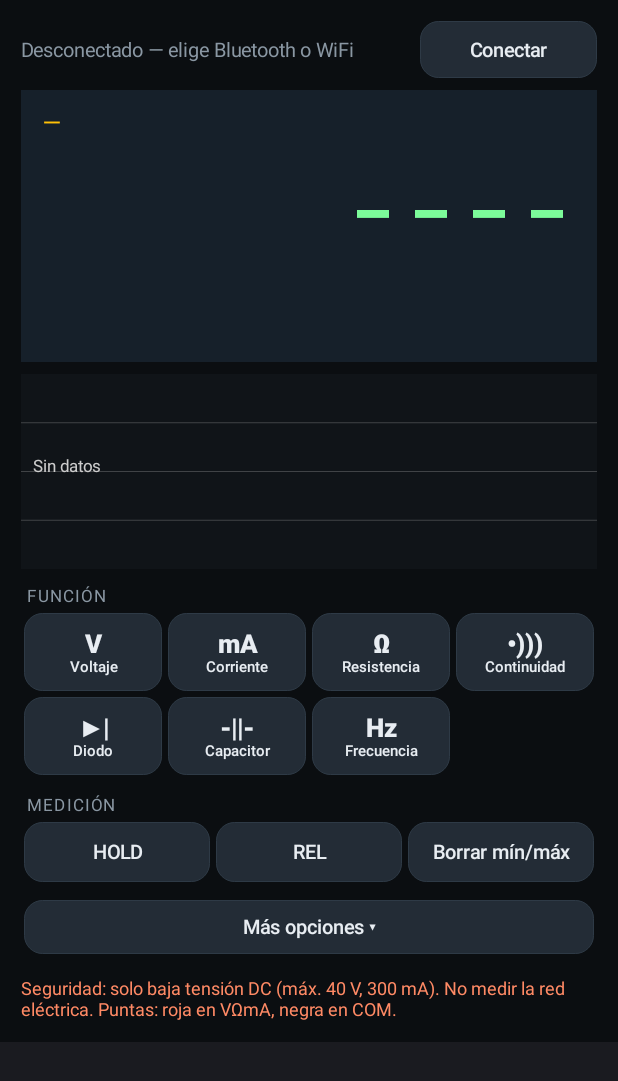
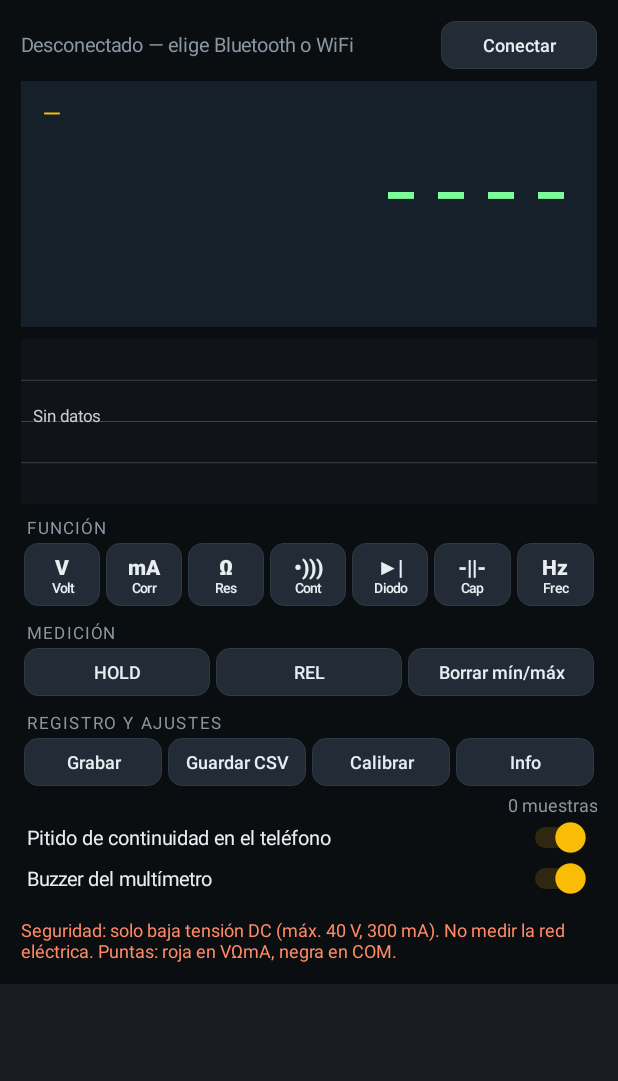
Before and after one commit to Degnanf82/UTILITY-V1.0, an Android app: the screen it shows after launch (MainActivity), on a phone screen of 412 x 824 dp. Shown: the top 1081 px of the screen. Run offline under Robolectric (Android 15) with nearby library versions, the phone set to English and light mode, and no system bars.

Commit message:
App v1.5: botones compactos y todas las opciones siempre visibles
Co-Authored-By: Claude Opus 5.5 <noreply@anthropic.com>
Claude-Session: https://claude.ai/code/session_014fSDhTTo6Gisu8fs886gd8

```diff
--- a/multimetro-esp32/android/app/build.gradle.kts
+++ b/multimetro-esp32/android/app/build.gradle.kts
@@ -13,8 +13,8 @@ android {
         applicationId = "com.degnanf.multimetro"
         minSdk = 24
         targetSdk = 35
-        versionCode = 5
-        versionName = "1.4"
+        versionCode = 6
+        versionName = "1.5"
     }
 
     buildTypes {
--- a/multimetro-esp32/android/app/src/main/java/com/degnanf/multimetro/MainActivity.kt
+++ b/multimetro-esp32/android/app/src/main/java/com/degnanf/multimetro/MainActivity.kt
@@ -52,13 +52,13 @@ class MainActivity : Activity(), LinkListener {
 
     // Cuadricula de 4 columnas x 2 filas (la ultima celda queda libre).
     private val modes = listOf(
-        ModeInfo("DCV", "Voltaje DC", "V", "Voltaje"),
-        ModeInfo("DCA", "Corriente mA", "mA", "Corriente"),
-        ModeInfo("OHM", "Resistencia", "Ω", "Resistencia"),
-        ModeInfo("CONT", "Continuidad", "•)))", "Continuidad"),
+        ModeInfo("DCV", "Voltaje DC", "V", "Volt"),
+        ModeInfo("DCA", "Corriente mA", "mA", "Corr"),
+        ModeInfo("OHM", "Resistencia", "Ω", "Res"),
+        ModeInfo("CONT", "Continuidad", "•)))", "Cont"),
         ModeInfo("DIODE", "Diodo", "▶|", "Diodo"),
-        ModeInfo("CAP", "Capacitor", "-||-", "Capacitor"),
-        ModeInfo("FREQ", "Frecuencia", "Hz", "Frecuencia"),
+        ModeInfo("CAP", "Capacitor", "-||-", "Cap"),
+        ModeInfo("FREQ", "Frecuencia", "Hz", "Frec"),
     )
 
     private object Pal {
@@ -133,7 +133,7 @@ class MainActivity : Activity(), LinkListener {
             orientation = LinearLayout.HORIZONTAL
             gravity = Gravity.CENTER_VERTICAL
             addView(status, LinearLayout.LayoutParams(0, ViewGroup.LayoutParams.WRAP_CONTENT, 1f))
-            addView(btnConn, LinearLayout.LayoutParams(px(118), px(38)).apply { leftMargin = px(8) })
+            addView(btnConn, LinearLayout.LayoutParams(px(104), px(32)).apply { leftMargin = px(8) })
         })
 
         // Pantalla
@@ -148,11 +148,11 @@ class MainActivity : Activity(), LinkListener {
             addView(modeLabel, LinearLayout.LayoutParams(0, ViewGroup.LayoutParams.WRAP_CONTENT, 1f))
             addView(flags)
         })
-        value = text("----", 64f, Color.parseColor("#7CFC9A")).apply {
+        value = text("----", 56f, Color.parseColor("#7CFC9A")).apply {
             typeface = Typeface.MONOSPACE
             gravity = Gravity.END
         }
-        unit = text("", 26f, Color.parseColor("#7CFC9A")).apply { gravity = Gravity.END }
+        unit = text("", 22f, Color.parseColor("#7CFC9A")).apply { gravity = Gravity.END }
         stats = text("", 13f, Color.LTGRAY)
         screen.addView(value)
         screen.addView(unit)
@@ -160,14 +160,14 @@ class MainActivity : Activity(), LinkListener {
         root.addView(screen, lp(top = 8))
 
         graph = GraphView(this)
-        root.addView(graph, LinearLayout.LayoutParams(ViewGroup.LayoutParams.MATCH_PARENT, px(130)).apply {
+        root.addView(graph, LinearLayout.LayoutParams(ViewGroup.LayoutParams.MATCH_PARENT, px(110)).apply {
             topMargin = px(8)
         })
 
         // Funciones: 4 columnas, mismo tamano
         root.addView(section("Función"))
         val tiles = modes.map { m -> modeTile(m).also { modeButtons[m.code] = it } }
-        root.addView(grid(4, tiles, height = 52))
+        root.addView(grid(7, tiles, height = 42))
 
         // Medicion
         root.addView(section("Medición"))
@@ -175,24 +175,15 @@ class MainActivity : Activity(), LinkListener {
         btnRel = button("REL") { sendCmd("REL") }
         root.addView(grid(3, listOf(btnHold, btnRel, button("Borrar mín/máx") { sendCmd("RESET"); graph.clear() })))
 
-        // Opciones menos usadas: ocultas detras de un solo boton
-        val more = LinearLayout(this).apply { orientation = LinearLayout.VERTICAL; visibility = View.GONE }
-        val btnMore = button("Más opciones ▾") {}
-        btnMore.setOnClickListener {
-            val show = more.visibility != View.VISIBLE
-            more.visibility = if (show) View.VISIBLE else View.GONE
-            btnMore.text = if (show) "Menos opciones ▴" else "Más opciones ▾"
-        }
-        root.addView(grid(1, listOf(btnMore), height = 36), lp(top = 8))
-        more.addView(section("Registro"))
+        // Registro y ajustes: siempre visibles, en una sola fila compacta
+        root.addView(section("Registro y ajustes"))
         btnRec = button("Grabar") { toggleRecording() }
-        recInfo = text("0 muestras", 13f, Pal.muted).apply { gravity = Gravity.CENTER }
-        more.addView(grid(3, listOf(btnRec, button("Guardar CSV") { saveCsv() }, recInfo)))
-        more.addView(section("Ajustes"))
-        more.addView(grid(2, listOf(button("Calibrar") { calibrateDialog() }, button("Info equipo") { infoDialog() })))
-        more.addView(switchRow("Pitido de continuidad en el teléfono") { phoneBeep = it }, lp(top = 4))
-        more.addView(switchRow("Buzzer del multímetro") { sendCmd("BEEP ${if (it) 1 else 0}") })
-        root.addView(more)
+        recInfo = text("0 muestras", 12f, Pal.muted).apply { gravity = Gravity.END }
+        root.addView(grid(4, listOf(btnRec, button("Guardar CSV") { saveCsv() },
+            button("Calibrar") { calibrateDialog() }, button("Info") { infoDialog() })))
+        root.addView(recInfo, lp(top = 2))
+        root.addView(switchRow("Pitido de continuidad en el teléfono") { phoneBeep = it })
+        root.addView(switchRow("Buzzer del multímetro") { sendCmd("BEEP ${if (it) 1 else 0}") })
         root.addView(text(
             "Seguridad: solo baja tensión DC (máx. 40 V, 300 mA). No medir la red eléctrica. " +
                 "Puntas: roja en VΩmA, negra en COM.",
@@ -213,7 +204,7 @@ class MainActivity : Activity(), LinkListener {
     }
 
     private fun shape(fill: Int, stroke: Int, width: Int = 1) = GradientDrawable().apply {
-        cornerRadius = 12 * dp
+        cornerRadius = 9 * dp
         setColor(fill)
         setStroke((width * dp).toInt().coerceAtLeast(1), stroke)
     }
@@ -230,10 +221,10 @@ class MainActivity : Activity(), LinkListener {
     private fun button(label: String, onClick: () -> Unit) = Button(this).apply {
         text = label
         isAllCaps = false
-        textSize = 13f
+        textSize = 12f
         maxLines = 1
         minWidth = 0; minimumWidth = 0; minHeight = 0; minimumHeight = 0
-        setPadding(px(6), 0, px(6), 0)
+        setPadding(px(2), 0, px(2), 0)
         stateListAnimator = null
         styleButton(this)
         setOnClickListener { onClick() }
@@ -243,16 +234,16 @@ class MainActivity : Activity(), LinkListener {
     private fun modeTile(m: ModeInfo): Button = button("") { selectMode(m.code) }.apply {
         maxLines = 2
         val sb = SpannableStringBuilder()
-        sb.append(m.symbol, AbsoluteSizeSpan(17, true), Spanned.SPAN_EXCLUSIVE_EXCLUSIVE)
+        sb.append(m.symbol, AbsoluteSizeSpan(14, true), Spanned.SPAN_EXCLUSIVE_EXCLUSIVE)
         sb.setSpan(StyleSpan(Typeface.BOLD), 0, m.symbol.length, Spanned.SPAN_EXCLUSIVE_EXCLUSIVE)
         sb.append("\n")
-        sb.append(m.caption, AbsoluteSizeSpan(10, true), Spanned.SPAN_EXCLUSIVE_EXCLUSIVE)
+        sb.append(m.caption, AbsoluteSizeSpan(9, true), Spanned.SPAN_EXCLUSIVE_EXCLUSIVE)
         text = sb
         setLineSpacing(0f, 0.95f)
     }
 
     /** Filas de columnas iguales; celdas vacias al final para que todo quede alineado. */
-    private fun grid(cols: Int, items: List<View>, height: Int = 40): LinearLayout {
+    private fun grid(cols: Int, items: List<View>, height: Int = 32): LinearLayout {
         val box = LinearLayout(this).apply { orientation = LinearLayout.VERTICAL }
         items.chunked(cols).forEach { chunk ->
             val r = LinearLayout(this).apply { orientation = LinearLayout.HORIZONTAL; isBaselineAligned = false }
@@ -267,18 +258,18 @@ class MainActivity : Activity(), LinkListener {
 
     private fun section(title: String) = text(title.uppercase(), 11f, Pal.muted).apply {
         letterSpacing = 0.12f
-        setPadding(px(4), px(10), 0, px(2))
+        setPadding(px(4), px(8), 0, px(1))
     }
 
     private fun switchRow(label: String, onChange: (Boolean) -> Unit) = Switch(this).apply {
         text = label
-        textSize = 14f
+        textSize = 13f
         setTextColor(Pal.text)
         isChecked = true
         val states = arrayOf(intArrayOf(android.R.attr.state_checked), intArrayOf())
         thumbTintList = ColorStateList(states, intArrayOf(Pal.accent, Pal.muted))
         trackTintList = ColorStateList(states, intArrayOf(Color.parseColor("#806010"), Pal.btnPressed))
-        setPadding(px(4), px(8), px(4), px(8))
+        setPadding(px(4), px(2), px(4), px(2))
         setOnCheckedChangeListener { _, c -> onChange(c) }
     }
 
```
Also changed, not shown: 6 other files.
